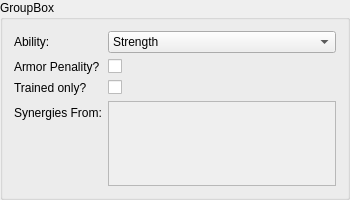
Above: singleskill.ui from Iximiel/Skillcreator before the change. Below: the same form after it.
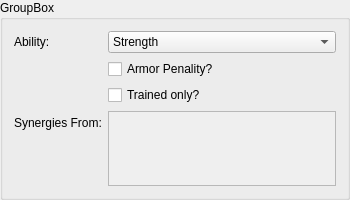
That is the form after the change.

The edit to the form file:
```diff
--- a/singleskill.ui
+++ b/singleskill.ui
@@ -10,6 +10,12 @@
     <height>200</height>
    </rect>
   </property>
+  <property name="minimumSize">
+   <size>
+    <width>350</width>
+    <height>0</height>
+   </size>
+  </property>
   <property name="maximumSize">
    <size>
     <width>16777215</width>
@@ -22,6 +28,12 @@
   <property name="title">
    <string>GroupBox</string>
   </property>
+  <property name="flat">
+   <bool>false</bool>
+  </property>
+  <property name="checkable">
+   <bool>false</bool>
+  </property>
   <layout class="QFormLayout" name="formLayout">
    <item row="0" column="0">
     <widget class="QLabel" name="LabelABL">
@@ -30,20 +42,6 @@
      </property>
     </widget>
    </item>
-   <item row="1" column="0">
-    <widget class="QLabel" name="LabelArm">
-     <property name="text">
-      <string>Armor Penality?</string>
-     </property>
-    </widget>
-   </item>
-   <item row="2" column="0">
-    <widget class="QLabel" name="LabelTrain">
-     <property name="text">
-      <string>Trained only?</string>
-     </property>
-    </widget>
-   </item>
    <item row="0" column="1">
     <widget class="QComboBox" name="comboAbility">
      <item>
@@ -87,6 +85,12 @@
    </item>
    <item row="3" column="1">
     <widget class="QScrollArea" name="Scroll">
+     <property name="minimumSize">
+      <size>
+       <width>0</width>
+       <height>0</height>
+      </size>
+     </property>
      <property name="horizontalScrollBarPolicy">
       <enum>Qt::ScrollBarAlwaysOff</enum>
      </property>
@@ -98,33 +102,33 @@
        <rect>
         <x>0</x>
         <y>0</y>
-        <width>244</width>
-        <height>69</height>
+        <width>207</width>
+        <height>73</height>
        </rect>
       </property>
      </widget>
     </widget>
    </item>
-   <item row="1" column="1">
-    <widget class="QCheckBox" name="CheckArmor">
-     <property name="text">
-      <string/>
-     </property>
-     <property name="tristate">
-      <bool>true</bool>
-     </property>
-    </widget>
-   </item>
    <item row="2" column="1">
     <widget class="QCheckBox" name="CheckTrain">
      <property name="text">
-      <string/>
+      <string>Trained only?</string>
      </property>
      <property name="tristate">
       <bool>false</bool>
      </property>
     </widget>
    </item>
+   <item row="1" column="1">
+    <widget class="QCheckBox" name="CheckArmor">
+     <property name="text">
+      <string>Armor Penality?</string>
+     </property>
+     <property name="tristate">
+      <bool>true</bool>
+     </property>
+    </widget>
+   </item>
   </layout>
  </widget>
  <resources/>
```
